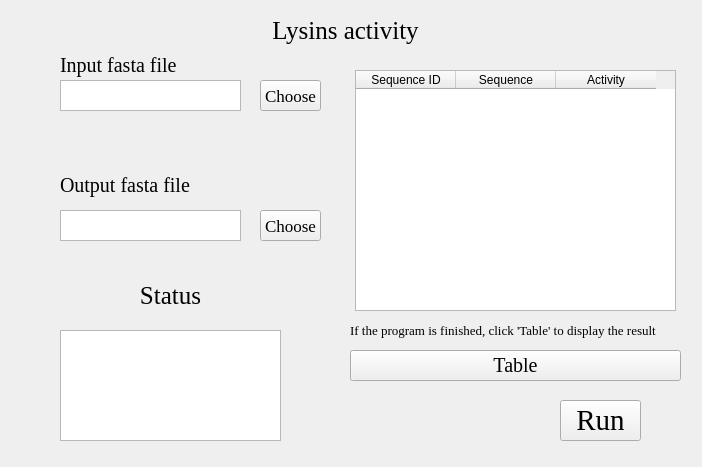
Before: the Qt Designer form Lysins.ui in hzaurzli/MicroWorldOmics, drawn with Qt 5.
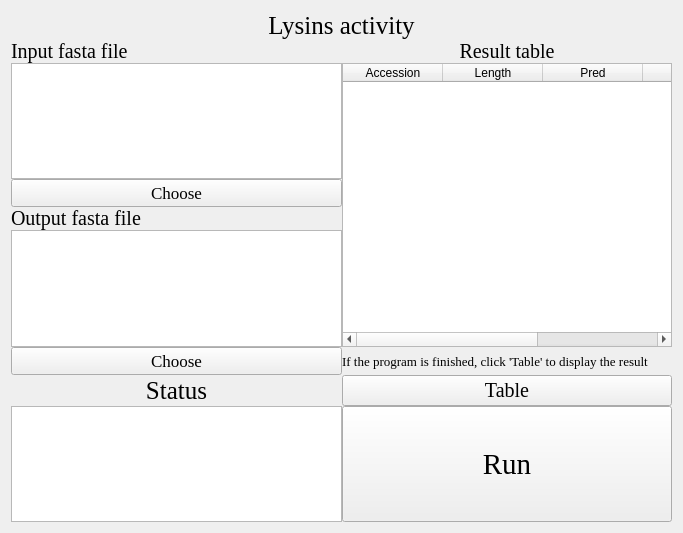
After: the same form once the commit is applied. Icons and pictures are not drawn.

Patch:
```diff
--- a/Lysins.ui
+++ b/Lysins.ui
@@ -6,8 +6,8 @@
    <rect>
     <x>0</x>
     <y>0</y>
-    <width>702</width>
-    <height>467</height>
+    <width>683</width>
+    <height>533</height>
    </rect>
   </property>
   <property name="windowTitle">
@@ -16,37 +16,21 @@
   <property name="styleSheet">
    <string notr="true">background-image: url(D:/Documents/Desktop/bb.png)</string>
   </property>
-  <widget class="QLabel" name="label">
-   <property name="geometry">
-    <rect>
-     <x>250</x>
-     <y>10</y>
-     <width>191</width>
-     <height>41</height>
-    </rect>
-   </property>
-   <property name="font">
-    <font>
-     <family>Times New Roman</family>
-     <pointsize>19</pointsize>
-    </font>
-   </property>
-   <property name="text">
-    <string>Lysins activity</string>
-   </property>
-   <property name="alignment">
-    <set>Qt::AlignCenter</set>
-   </property>
-  </widget>
+  <layout class="QGridLayout" name="gridLayout_6">
+   <item row="0" column="0">
+    <layout class="QGridLayout" name="gridLayout">
+     <property name="spacing">
+      <number>0</number>
+     </property>
+     <item row="2" column="0">
+      <widget class="QTextBrowser" name="textBrowser_2">
+       <property name="styleSheet">
+        <string notr="true">background-image: url(D:/Documents/Desktop/white.png)</string>
+       </property>
+      </widget>
+     </item>
+     <item row="1" column="0">
   <widget class="QLabel" name="label_2">
-   <property name="geometry">
-    <rect>
-     <x>60</x>
-     <y>50</y>
-     <width>161</width>
-     <height>31</height>
-    </rect>
-   </property>
    <property name="font">
     <font>
      <family>Times New Roman</family>
@@ -60,28 +44,25 @@
     <set>Qt::AlignLeading|Qt::AlignLeft|Qt::AlignVCenter</set>
    </property>
   </widget>
-  <widget class="QTextBrowser" name="textBrowser_2">
-   <property name="geometry">
-    <rect>
-     <x>60</x>
-     <y>80</y>
-     <width>181</width>
-     <height>31</height>
-    </rect>
-   </property>
-   <property name="styleSheet">
-    <string notr="true">background-image: url(D:/Documents/Desktop/white.png)</string>
-   </property>
-  </widget>
+     </item>
+     <item row="0" column="0" colspan="2">
+      <widget class="QLabel" name="label">
+       <property name="font">
+        <font>
+         <family>Times New Roman</family>
+         <pointsize>19</pointsize>
+        </font>
+       </property>
+       <property name="text">
+        <string>Lysins activity</string>
+       </property>
+       <property name="alignment">
+        <set>Qt::AlignCenter</set>
+       </property>
+      </widget>
+     </item>
+     <item row="4" column="0">
   <widget class="QLabel" name="label_3">
-   <property name="geometry">
-    <rect>
-     <x>60</x>
-     <y>170</y>
-     <width>161</width>
-     <height>31</height>
-    </rect>
-   </property>
    <property name="font">
     <font>
      <family>Times New Roman</family>
@@ -95,28 +76,16 @@
     <set>Qt::AlignLeading|Qt::AlignLeft|Qt::AlignVCenter</set>
    </property>
   </widget>
+     </item>
+     <item row="5" column="0">
   <widget class="QTextBrowser" name="textBrowser_3">
-   <property name="geometry">
-    <rect>
-     <x>60</x>
-     <y>210</y>
-     <width>181</width>
-     <height>31</height>
-    </rect>
-   </property>
    <property name="styleSheet">
     <string notr="true">background-image: url(D:/Documents/Desktop/white.png)</string>
    </property>
   </widget>
+     </item>
+     <item row="3" column="0">
   <widget class="QPushButton" name="pushButton_2">
-   <property name="geometry">
-    <rect>
-     <x>260</x>
-     <y>80</y>
-     <width>61</width>
-     <height>31</height>
-    </rect>
-   </property>
    <property name="font">
     <font>
      <family>Times New Roman</family>
@@ -127,15 +96,9 @@
     <string>Choose</string>
    </property>
   </widget>
+     </item>
+     <item row="6" column="0">
   <widget class="QPushButton" name="pushButton_3">
-   <property name="geometry">
-    <rect>
-     <x>260</x>
-     <y>210</y>
-     <width>61</width>
-     <height>31</height>
-    </rect>
-   </property>
    <property name="font">
     <font>
      <family>Times New Roman</family>
@@ -146,28 +109,25 @@
     <string>Choose</string>
    </property>
   </widget>
-  <widget class="QTextBrowser" name="textBrowser">
-   <property name="geometry">
-    <rect>
-     <x>60</x>
-     <y>330</y>
-     <width>221</width>
-     <height>111</height>
-    </rect>
-   </property>
-   <property name="styleSheet">
-    <string notr="true">background-image: url(D:/Documents/Desktop/white.png)</string>
-   </property>
-  </widget>
+     </item>
+     <item row="1" column="1">
+      <widget class="QLabel" name="label_7">
+       <property name="font">
+        <font>
+         <family>Times New Roman</family>
+         <pointsize>15</pointsize>
+        </font>
+       </property>
+       <property name="text">
+        <string>Result table</string>
+       </property>
+       <property name="alignment">
+        <set>Qt::AlignCenter</set>
+       </property>
+      </widget>
+     </item>
+     <item row="7" column="0">
   <widget class="QLabel" name="label_4">
-   <property name="geometry">
-    <rect>
-     <x>120</x>
-     <y>280</y>
-     <width>101</width>
-     <height>31</height>
-    </rect>
-   </property>
    <property name="font">
     <font>
      <family>Times New Roman</family>
@@ -181,56 +141,48 @@
     <set>Qt::AlignCenter</set>
    </property>
   </widget>
-  <widget class="QPushButton" name="pushButton">
-   <property name="geometry">
-    <rect>
-     <x>560</x>
-     <y>400</y>
-     <width>81</width>
-     <height>41</height>
-    </rect>
-   </property>
-   <property name="font">
-    <font>
-     <family>Times New Roman</family>
-     <pointsize>22</pointsize>
-    </font>
-   </property>
+     </item>
+     <item row="8" column="0">
+      <widget class="QTextBrowser" name="textBrowser">
+       <property name="styleSheet">
+        <string notr="true">background-image: url(D:/Documents/Desktop/white.png)</string>
+       </property>
+      </widget>
+     </item>
+     <item row="2" column="1" rowspan="4">
+      <widget class="QTableWidget" name="tableWidget">
    <property name="styleSheet">
     <string notr="true">background-image: url(D:/Documents/Desktop/white.png)</string>
    </property>
+       <column>
    <property name="text">
-    <string>Run</string>
-   </property>
-  </widget>
-  <widget class="QPushButton" name="pushButton_4">
-   <property name="geometry">
-    <rect>
-     <x>350</x>
-     <y>350</y>
-     <width>331</width>
-     <height>31</height>
-    </rect>
-   </property>
-   <property name="font">
-    <font>
-     <family>Times New Roman</family>
-     <pointsize>15</pointsize>
-    </font>
-   </property>
+         <string>Accession</string>
+        </property>
+       </column>
+       <column>
+        <property name="text">
+         <string>Length</string>
+        </property>
+       </column>
+       <column>
+        <property name="text">
+         <string>Pred</string>
+        </property>
+       </column>
+       <column>
    <property name="text">
-    <string>Table</string>
-   </property>
-  </widget>
+         <string>Score</string>
+        </property>
+       </column>
+       <column>
+        <property name="text">
+         <string>Type</string>
+        </property>
+       </column>
+      </widget>
+     </item>
+     <item row="6" column="1">
   <widget class="QLabel" name="label_6">
-   <property name="geometry">
-    <rect>
-     <x>350</x>
-     <y>320</y>
-     <width>331</width>
-     <height>20</height>
-    </rect>
-   </property>
    <property name="font">
     <font>
      <family>Times New Roman</family>
@@ -244,34 +196,51 @@
     <set>Qt::AlignLeading|Qt::AlignLeft|Qt::AlignVCenter</set>
    </property>
   </widget>
-  <widget class="QTableWidget" name="tableWidget">
-   <property name="geometry">
-    <rect>
-     <x>355</x>
-     <y>70</y>
-     <width>321</width>
-     <height>241</height>
-    </rect>
+     </item>
+     <item row="7" column="1">
+      <widget class="QPushButton" name="pushButton_4">
+       <property name="sizePolicy">
+        <sizepolicy hsizetype="Minimum" vsizetype="Expanding">
+         <horstretch>0</horstretch>
+         <verstretch>0</verstretch>
+        </sizepolicy>
+       </property>
+       <property name="font">
+        <font>
+         <family>Times New Roman</family>
+         <pointsize>15</pointsize>
+        </font>
+       </property>
+       <property name="text">
+        <string>Table</string>
+       </property>
+      </widget>
+     </item>
+     <item row="8" column="1">
+      <widget class="QPushButton" name="pushButton">
+       <property name="sizePolicy">
+        <sizepolicy hsizetype="Expanding" vsizetype="Expanding">
+         <horstretch>0</horstretch>
+         <verstretch>0</verstretch>
+        </sizepolicy>
+       </property>
+       <property name="font">
+        <font>
+         <family>Times New Roman</family>
+         <pointsize>22</pointsize>
+        </font>
    </property>
    <property name="styleSheet">
     <string notr="true">background-image: url(D:/Documents/Desktop/white.png)</string>
    </property>
-   <column>
     <property name="text">
-     <string>Sequence ID</string>
-    </property>
-   </column>
-   <column>
-    <property name="text">
-     <string>Sequence</string>
-    </property>
-   </column>
-   <column>
-    <property name="text">
-     <string>Activity</string>
-    </property>
-   </column>
-  </widget>
+        <string>Run</string>
+       </property>
+      </widget>
+     </item>
+    </layout>
+   </item>
+  </layout>
  </widget>
  <resources/>
  <connections/>
```
Left out of the diff: 6 changed lines with no effect on the pictures. Lines whose indentation alone changed are shown as unchanged.
